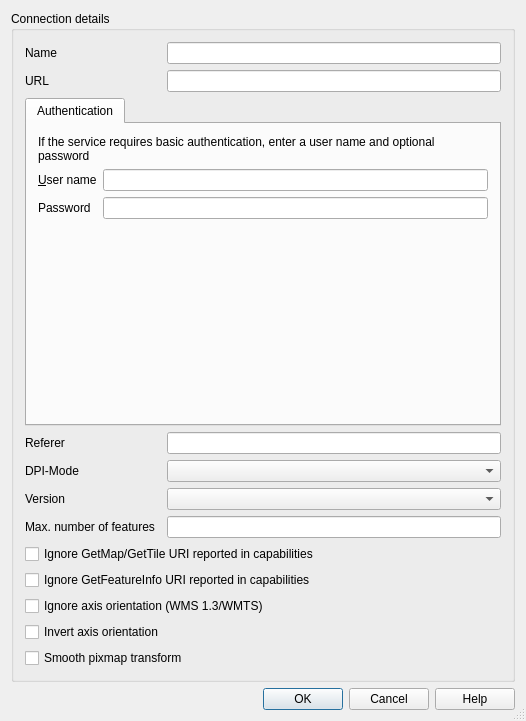
qgis/QGIS, file src/ui/qgsnewhttpconnectionbase.ui: the form before one commit.
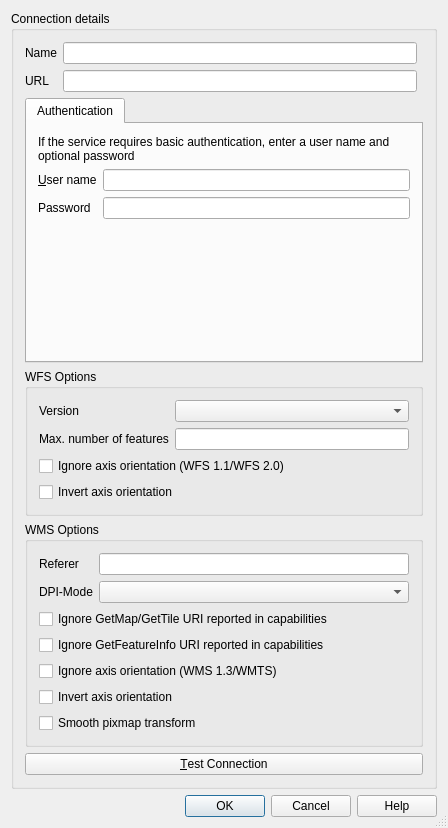
The form after the commit. Custom widgets are drawn as their Qt base class.

Commit message: Rework QgsNewHttpConnection layout so that both WFS and WMS settings can be shown simultaneously

What changed in the file:
```diff
--- a/src/ui/qgsnewhttpconnectionbase.ui
+++ b/src/ui/qgsnewhttpconnectionbase.ui
@@ -6,8 +6,8 @@
    <rect>
     <x>0</x>
     <y>0</y>
-    <width>526</width>
-    <height>721</height>
+    <width>448</width>
+    <height>828</height>
    </rect>
   </property>
   <property name="windowTitle">
@@ -19,21 +19,72 @@
   <property name="modal">
    <bool>true</bool>
   </property>
-  <layout class="QGridLayout" name="gridLayout">
-   <item row="2" column="0">
-    <widget class="QDialogButtonBox" name="buttonBox">
-     <property name="standardButtons">
-      <set>QDialogButtonBox::Cancel|QDialogButtonBox::Help|QDialogButtonBox::Ok</set>
-     </property>
-    </widget>
-   </item>
-   <item row="1" column="0">
+  <layout class="QGridLayout" name="gridLayout_4">
+   <item row="0" column="0">
     <widget class="QGroupBox" name="mGroupBox">
      <property name="title">
       <string>Connection details</string>
      </property>
      <layout class="QGridLayout">
-      <item row="4" column="0" colspan="3">
+      <item row="8" column="0" colspan="2">
+       <widget class="QGroupBox" name="mWfsOptionsGroupBox">
+        <property name="title">
+         <string>WFS Options</string>
+        </property>
+        <layout class="QGridLayout" name="gridLayout1">
+         <item row="2" column="0" colspan="2">
+          <widget class="QCheckBox" name="cbxWfsIgnoreAxisOrientation">
+           <property name="text">
+            <string>Ignore axis orientation (WFS 1.1/WFS 2.0)</string>
+           </property>
+          </widget>
+         </item>
+         <item row="3" column="0" colspan="2">
+          <widget class="QCheckBox" name="cbxWfsInvertAxisOrientation">
+           <property name="text">
+            <string>Invert axis orientation</string>
+           </property>
+          </widget>
+         </item>
+         <item row="1" column="0">
+          <widget class="QLabel" name="lblMaxNumFeatures">
+           <property name="text">
+            <string>Max. number of features</string>
+           </property>
+          </widget>
+         </item>
+         <item row="0" column="0">
+          <widget class="QLabel" name="lblVersion">
+           <property name="text">
+            <string>Version</string>
+           </property>
+          </widget>
+         </item>
+         <item row="0" column="1">
+          <widget class="QComboBox" name="cmbVersion">
+           <property name="toolTip">
+            <string>&lt;html&gt;&lt;head/&gt;&lt;body&gt;&lt;p&gt;Select protocol version&lt;/p&gt;&lt;/body&gt;&lt;/html&gt;</string>
+           </property>
+          </widget>
+         </item>
+         <item row="1" column="1">
+          <widget class="QLineEdit" name="txtMaxNumFeatures">
+           <property name="toolTip">
+            <string>&lt;html&gt;&lt;head/&gt;&lt;body&gt;&lt;p&gt;Enter a number to limit the maximum number of features retrieved in a single GetFeature request. If let to empty, server default will apply.&lt;/p&gt;&lt;/body&gt;&lt;/html&gt;</string>
+           </property>
+          </widget>
+         </item>
+        </layout>
+       </widget>
+      </item>
+      <item row="18" column="0" colspan="2">
+       <widget class="QPushButton" name="mTestConnectionButton">
+        <property name="text">
+         <string>&amp;Test Connection</string>
+        </property>
+       </widget>
+      </item>
+      <item row="7" column="0" colspan="2">
        <widget class="QTabWidget" name="tabAuth">
         <property name="sizePolicy">
          <sizepolicy hsizetype="Expanding" vsizetype="MinimumExpanding">
@@ -115,150 +166,142 @@
         </widget>
        </widget>
       </item>
-      <item row="0" column="2">
-       <widget class="QLineEdit" name="txtName">
-        <property name="minimumSize">
-         <size>
-          <width>0</width>
-          <height>0</height>
-         </size>
+      <item row="12" column="0" colspan="2">
+       <widget class="QGroupBox" name="mWmsOptionsGroupBox">
+        <property name="title">
+         <string>WMS Options</string>
         </property>
-        <property name="toolTip">
-         <string>Name of the new connection</string>
-        </property>
-        <property name="frame">
-         <bool>true</bool>
-        </property>
+        <layout class="QGridLayout" name="gridLayout_2">
+         <item row="5" column="0" colspan="2">
+          <widget class="QCheckBox" name="cbxWmsInvertAxisOrientation">
+           <property name="text">
+            <string>Invert axis orientation</string>
+           </property>
+          </widget>
+         </item>
+         <item row="3" column="0" colspan="2">
+          <widget class="QCheckBox" name="cbxIgnoreGetFeatureInfoURI">
+           <property name="text">
+            <string>Ignore GetFeatureInfo URI reported in capabilities</string>
+           </property>
+          </widget>
+         </item>
+         <item row="2" column="0" colspan="2">
+          <widget class="QCheckBox" name="cbxIgnoreGetMapURI">
+           <property name="text">
+            <string>Ignore GetMap/GetTile URI reported in capabilities</string>
+           </property>
+          </widget>
+         </item>
+         <item row="9" column="0" colspan="2">
+          <widget class="QCheckBox" name="cbxSmoothPixmapTransform">
+           <property name="text">
+            <string>Smooth pixmap transform</string>
+           </property>
+          </widget>
+         </item>
+         <item row="0" column="1">
+          <widget class="QLineEdit" name="txtReferer"/>
+         </item>
+         <item row="1" column="1">
+          <widget class="QComboBox" name="cmbDpiMode"/>
+         </item>
+         <item row="1" column="0">
+          <widget class="QLabel" name="lblDpiMode">
+           <property name="text">
+            <string>DPI-Mode</string>
+           </property>
+           <property name="buddy">
+            <cstring>cmbDpiMode</cstring>
+           </property>
+          </widget>
+         </item>
+         <item row="0" column="0">
+          <widget class="QLabel" name="lblReferer">
+           <property name="text">
+            <string>Referer</string>
+           </property>
+           <property name="buddy">
+            <cstring>txtReferer</cstring>
+           </property>
+          </widget>
+         </item>
+         <item row="4" column="0" colspan="2">
+          <widget class="QCheckBox" name="cbxWmsIgnoreAxisOrientation">
+           <property name="text">
+            <string>Ignore axis orientation (WMS 1.3/WMTS)</string>
+           </property>
+          </widget>
+         </item>
+        </layout>
        </widget>
       </item>
-      <item row="7" column="0">
-       <widget class="QLabel" name="lblDpiMode">
-        <property name="text">
-         <string>DPI-Mode</string>
-        </property>
-        <property name="buddy">
-         <cstring>cmbDpiMode</cstring>
-        </property>
-       </widget>
-      </item>
-      <item row="1" column="0">
-       <widget class="QLabel" name="TextLabel1">
-        <property name="text">
-         <string>URL</string>
-        </property>
-        <property name="margin">
-         <number>5</number>
-        </property>
-        <property name="buddy">
-         <cstring>txtUrl</cstring>
-        </property>
-       </widget>
-      </item>
-      <item row="0" column="0">
-       <widget class="QLabel" name="TextLabel1_2">
-        <property name="text">
-         <string>Name</string>
-        </property>
-        <property name="wordWrap">
-         <bool>true</bool>
-        </property>
-        <property name="margin">
-         <number>5</number>
-        </property>
-        <property name="buddy">
-         <cstring>txtName</cstring>
-        </property>
-       </widget>
-      </item>
-      <item row="1" column="2">
-       <widget class="QLineEdit" name="txtUrl">
-        <property name="toolTip">
-         <string>HTTP address of the Web Map Server</string>
-        </property>
-       </widget>
-      </item>
-      <item row="7" column="2">
-       <widget class="QComboBox" name="cmbDpiMode"/>
-      </item>
-      <item row="6" column="0">
-       <widget class="QLabel" name="lblReferer">
-        <property name="text">
-         <string>Referer</string>
-        </property>
-        <property name="buddy">
-         <cstring>txtReferer</cstring>
-        </property>
-       </widget>
-      </item>
-      <item row="6" column="2">
-       <widget class="QLineEdit" name="txtReferer"/>
-      </item>
-      <item row="16" column="0" colspan="3">
-       <widget class="QCheckBox" name="cbxSmoothPixmapTransform">
-        <property name="text">
-         <string>Smooth pixmap transform</string>
-        </property>
-       </widget>
-      </item>
-      <item row="15" column="0" colspan="3">
-       <widget class="QCheckBox" name="cbxInvertAxisOrientation">
-        <property name="text">
-         <string>Invert axis orientation</string>
-        </property>
-       </widget>
-      </item>
-      <item row="14" column="0" colspan="3">
-       <widget class="QCheckBox" name="cbxIgnoreAxisOrientation">
-        <property name="text">
-         <string>Ignore axis orientation (WMS 1.3/WMTS)</string>
-        </property>
-       </widget>
-      </item>
-      <item row="12" column="0" colspan="3">
-       <widget class="QCheckBox" name="cbxIgnoreGetMapURI">
-        <property name="text">
-         <string>Ignore GetMap/GetTile URI reported in capabilities</string>
-        </property>
-       </widget>
-      </item>
-      <item row="13" column="0" colspan="3">
-       <widget class="QCheckBox" name="cbxIgnoreGetFeatureInfoURI">
-        <property name="text">
-         <string>Ignore GetFeatureInfo URI reported in capabilities</string>
-        </property>
-       </widget>
-      </item>
-      <item row="8" column="0">
-       <widget class="QLabel" name="lblVersion">
-        <property name="text">
-         <string>Version</string>
-        </property>
-       </widget>
-      </item>
-      <item row="8" column="2">
-       <widget class="QComboBox" name="cmbVersion">
-        <property name="toolTip">
-         <string>&lt;html&gt;&lt;head/&gt;&lt;body&gt;&lt;p&gt;Select protocol version&lt;/p&gt;&lt;/body&gt;&lt;/html&gt;</string>
-        </property>
-       </widget>
-      </item>
-      <item row="9" column="0">
-       <widget class="QLabel" name="lblMaxNumFeatures">
-        <property name="text">
-         <string>Max. number of features</string>
-        </property>
-       </widget>
-      </item>
-      <item row="9" column="2">
-       <widget class="QLineEdit" name="txtMaxNumFeatures">
-        <property name="toolTip">
-         <string>&lt;html&gt;&lt;head/&gt;&lt;body&gt;&lt;p&gt;Enter a number to limit the maximum number of features retrieved in a single GetFeature request. If let to empty, server default will apply.&lt;/p&gt;&lt;/body&gt;&lt;/html&gt;</string>
-        </property>
-       </widget>
+      <item row="2" column="0">
+       <layout class="QFormLayout" name="formLayout">
+        <item row="0" column="0">
+         <widget class="QLabel" name="TextLabel1_2">
+          <property name="text">
+           <string>Name</string>
+          </property>
+          <property name="wordWrap">
+           <bool>true</bool>
+          </property>
+          <property name="margin">
+           <number>5</number>
+          </property>
+          <property name="buddy">
+           <cstring>txtName</cstring>
+          </property>
+         </widget>
+        </item>
+        <item row="0" column="1">
+         <widget class="QLineEdit" name="txtName">
+          <property name="minimumSize">
+           <size>
+            <width>0</width>
+            <height>0</height>
+           </size>
+          </property>
+          <property name="toolTip">
+           <string>Name of the new connection</string>
+          </property>
+          <property name="frame">
+           <bool>true</bool>
+          </property>
+         </widget>
+        </item>
+        <item row="1" column="0">
+         <widget class="QLabel" name="TextLabel1">
+          <property name="text">
+           <string>URL</string>
+          </property>
+          <property name="margin">
+           <number>5</number>
+          </property>
+          <property name="buddy">
+           <cstring>txtUrl</cstring>
+          </property>
+         </widget>
+        </item>
+        <item row="1" column="1">
+         <widget class="QLineEdit" name="txtUrl">
+          <property name="toolTip">
+           <string>HTTP address of the Web Map Server</string>
+          </property>
+         </widget>
+        </item>
+       </layout>
       </item>
      </layout>
     </widget>
    </item>
+   <item row="1" column="0">
+    <widget class="QDialogButtonBox" name="buttonBox">
+     <property name="standardButtons">
+      <set>QDialogButtonBox::Cancel|QDialogButtonBox::Help|QDialogButtonBox::Ok</set>
+     </property>
+    </widget>
+   </item>
   </layout>
  </widget>
  <layoutdefault spacing="6" margin="11"/>
```
Left out of the diff: 39 changed lines with no effect on the pictures. The commit also changes 3 other files.
